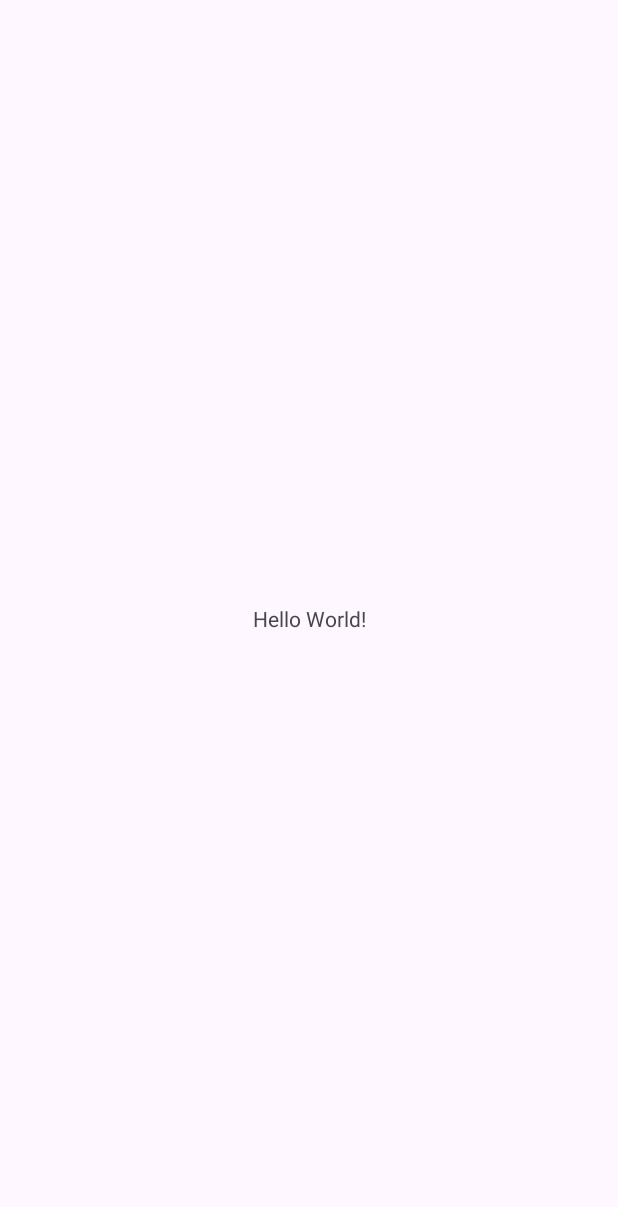
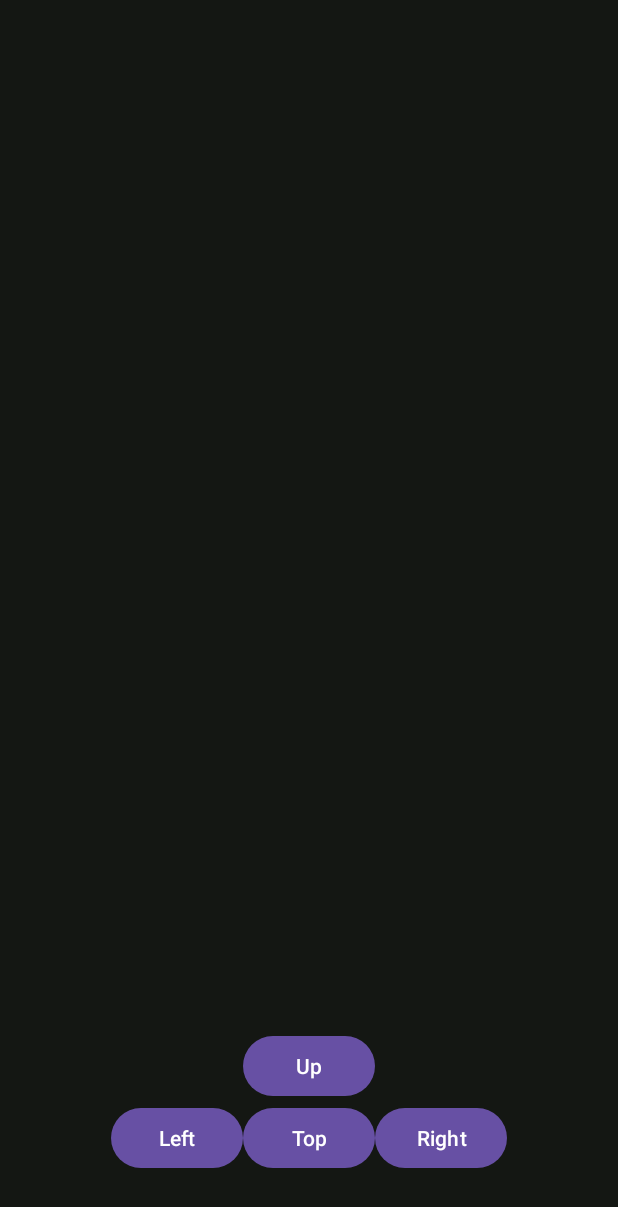
Before and after one commit to kamilmichna/androTetris, an Android app: the screen it shows after launch (MainActivity), on a phone screen of 412 x 824 dp. Before the commit the part shown is almost empty. Shown: the top 1207 px of the screen. Run offline under Robolectric (Android 15) with nearby library versions, the phone set to English and light mode, and no system bars.

Commit message:
basic layout

```diff
--- a/app/build.gradle.kts
+++ b/app/build.gradle.kts
@@ -34,7 +34,7 @@ android {
 dependencies {
 
     implementation("androidx.appcompat:appcompat:1.6.1")
-    implementation("com.google.android.material:material:1.10.0")
+    implementation("com.google.android.material:material:1.8.0")
     implementation("androidx.constraintlayout:constraintlayout:2.1.4")
     testImplementation("junit:junit:4.13.2")
     androidTestImplementation("androidx.test.ext:junit:1.1.5")
--- a/app/src/main/res/layout/activity_main.xml
+++ b/app/src/main/res/layout/activity_main.xml
@@ -1,18 +1,56 @@
 <?xml version="1.0" encoding="utf-8"?>
-<androidx.constraintlayout.widget.ConstraintLayout xmlns:android="http://schemas.android.com/apk/res/android"
-    xmlns:app="http://schemas.android.com/apk/res-auto"
-    xmlns:tools="http://schemas.android.com/tools"
-    android:layout_width="match_parent"
-    android:layout_height="match_parent"
-    tools:context=".MainActivity">
+<LinearLayout
+        xmlns:android="http://schemas.android.com/apk/res/android"
+        xmlns:app="http://schemas.android.com/apk/res-auto"
+        xmlns:tools="http://schemas.android.com/tools"
+        android:background="#141713"
+        tools:context=".MainActivity"
+        android:layout_width="match_parent"
+        android:layout_height="match_parent"
+        android:orientation="vertical">
 
-    <TextView
-        android:layout_width="wrap_content"
-        android:layout_height="wrap_content"
-        android:text="Hello World!"
-        app:layout_constraintBottom_toBottomOf="parent"
-        app:layout_constraintEnd_toEndOf="parent"
-        app:layout_constraintStart_toStartOf="parent"
-        app:layout_constraintTop_toTopOf="parent" />
+    <GridLayout
+        android:layout_width="match_parent"
+        android:layout_height="0dip"
+        android:layout_weight="5" />
 
-</androidx.constraintlayout.widget.ConstraintLayout>
+    <LinearLayout
+        android:id="@+id/gameControls"
+        android:layout_width="match_parent"
+        android:layout_height="0dip"
+        android:layout_weight="1"
+        android:layout_gravity="center"
+        android:orientation="vertical">
+
+        <LinearLayout
+            android:layout_width="match_parent"
+            android:gravity="center"
+            android:layout_height="wrap_content">
+
+            <Button
+                android:layout_width="wrap_content"
+                android:layout_height="wrap_content"
+                android:text="Up"></Button>
+        </LinearLayout>
+        <LinearLayout
+            android:layout_width="match_parent"
+            android:gravity="center"
+            android:layout_height="wrap_content">
+                <Button
+                    android:layout_width="wrap_content"
+                    android:layout_height="wrap_content"
+                    android:text="Left">
+                </Button>
+                <Button
+                    android:layout_width="wrap_content"
+                    android:layout_height="wrap_content"
+                    android:text="Top">
+                </Button>
+                <Button
+                    android:layout_width="wrap_content"
+                    android:layout_height="wrap_content"
+                    android:text="Right">
+                </Button>
+        </LinearLayout>
+    </LinearLayout>
+</LinearLayout>
```
